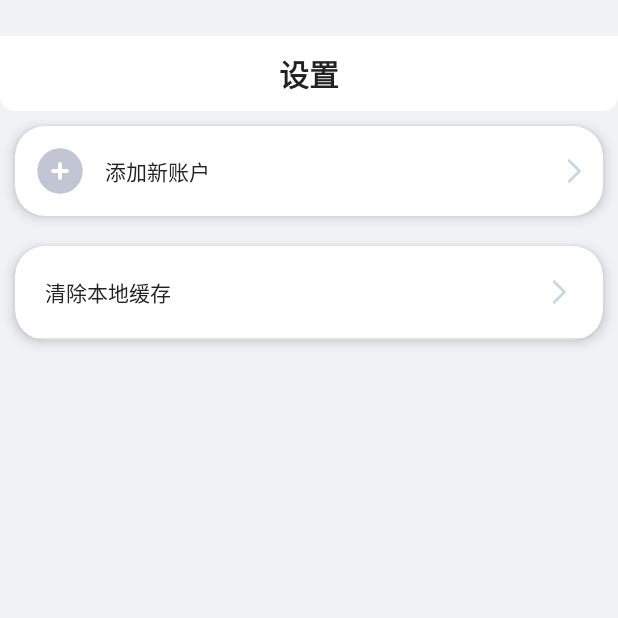
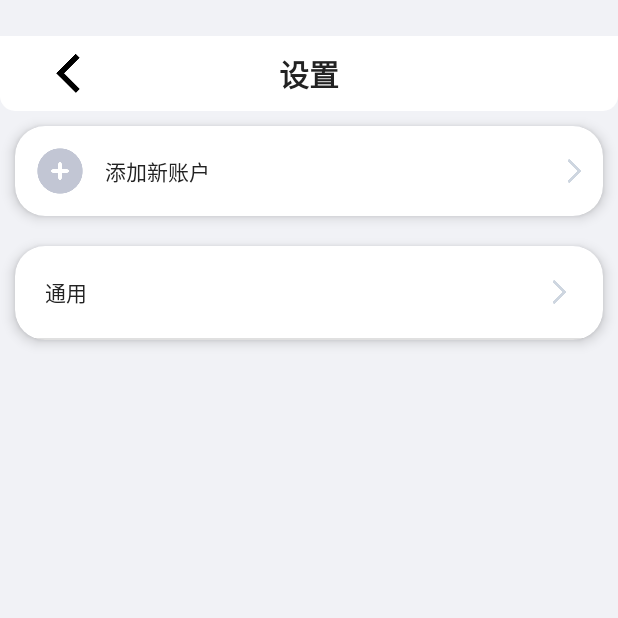
Before and after one commit to jerryxfl/JerryEmail, an Android app: the ManagerAccountActivity screen opened directly, with no data from a screen before it, on a phone screen of 412 x 824 dp, the top half of it. Run offline under Robolectric (Android 15) with nearby library versions, the phone set to English and light mode, and no system bars; our stand-ins replace EventBus, Room's generated code, data binding; libraries missing offline, so code that uses them is left out: com.tencent.mmkv; pictures from the network do not load; 1 statement that could not run was skipped.

Commit message:
添加通用设置

```diff
--- a/app/src/main/AndroidManifest.xml
+++ b/app/src/main/AndroidManifest.xml
@@ -4,7 +4,8 @@
     package="com.edu.cdp">
 
     <uses-permission android:name="android.permission.READ_EXTERNAL_STORAGE" />
-    <uses-permission android:name="android.permission.WRITE_EXTERNAL_STORAGE"
+    <uses-permission
+        android:name="android.permission.WRITE_EXTERNAL_STORAGE"
         tools:ignore="ScopedStorage" />
     <uses-permission android:name="android.permission.ACCESS_NETWORK_STATE" />
     <uses-permission android:name="android.permission.INTERNET" />
@@ -21,7 +22,8 @@
         android:supportsRtl="true"
         android:theme="@style/AppTheme"
         tools:ignore="AllowBackup">
-        <activity android:name=".ui.activity.EmailActivity"></activity>
+        <activity android:name=".ui.activity.GeneralSettingsActivity"></activity>
+        <activity android:name=".ui.activity.EmailActivity" />
         <activity android:name=".ui.activity.EmailListActivity" />
         <activity android:name=".ui.activity.EmailManagerActivity" />
         <activity android:name=".ui.activity.LoginActivity" />
--- a/app/src/main/java/com/edu/cdp/ui/activity/ManagerAccountActivity.java
+++ b/app/src/main/java/com/edu/cdp/ui/activity/ManagerAccountActivity.java
@@ -47,13 +47,8 @@ public class ManagerAccountActivity extends BaseActivity<ActivityManagerAccountB
     @Override
     protected void setData(ActivityManagerAccountBinding binding) {
         settings = new ArrayList<>();
-        settings.add(new Setting("清除本地缓存", new Setting.Click() {
-            @Override
-            public void click() {
-                userDao.deleteAllUsers();
-                ModelManager.getManager().refreshAccountModel();
-                Toast.makeText(ManagerAccountActivity.this,"清除成功",Toast.LENGTH_SHORT).show();
-            }
+        settings.add(new Setting("通用", () -> {
+            startActivity(new Intent(ManagerAccountActivity.this,GeneralSettingsActivity.class));
         }));
     }
 
@@ -174,6 +169,8 @@ public class ManagerAccountActivity extends BaseActivity<ActivityManagerAccountB
     }
     @Override
     protected void setListeners(ActivityManagerAccountBinding binding) {
-
+        binding.back.setOnClickListener(v->{
+            finish();
+        });
     }
 }
--- a/app/src/main/res/layout/activity_home.xml
+++ b/app/src/main/res/layout/activity_home.xml
@@ -145,11 +145,6 @@
                             android:overScrollMode="never"/>
                     </LinearLayout>
                 </androidx.cardview.widget.CardView>
-                <com.edu.cdp.custom.SwitchButton
-                    android:id="@+id/switched"
-                    android:layout_width="100dp"
-                    android:layout_height="wrap_content"/>
-
             </LinearLayout>
         </androidx.core.widget.NestedScrollView>
     </RelativeLayout>
--- a/app/src/main/res/layout/activity_manager_account.xml
+++ b/app/src/main/res/layout/activity_manager_account.xml
@@ -17,13 +17,23 @@
             android:id="@+id/topbar"
             android:padding="10dp"
             android:layout_width="match_parent"
-            android:layout_height="wrap_content"
+            android:layout_height="50dp"
             android:background="@drawable/topbar_shape">
+            <ImageButton
+                android:layout_centerVertical="true"
+                android:id="@+id/back"
+                android:background="?android:attr/selectableItemBackgroundBorderless"
+                android:src="@drawable/back_ios"
+                android:scaleType="centerCrop"
+                android:layout_width="30dp"
+                android:layout_height="30dp"
+                android:layout_alignParentBottom="true"
+                android:layout_marginLeft="20dp"/>
             <TextView
                 android:layout_width="wrap_content"
                 android:layout_height="wrap_content"
                 android:text="设置"
-                android:layout_centerHorizontal="true"
+                android:layout_centerInParent="true"
                 android:textSize="20sp"
                 android:textColor="#222222"
                 android:textStyle="bold"/>
```
Also changed, not shown: app/src/main/java/com/edu/cdp/custom/SwitchButton.java (+20 -12 lines), app/src/main/java/com/edu/cdp/ui/activity/GeneralSettingsActivity.java (added, +40 -0 lines), app/src/main/java/com/edu/cdp/ui/activity/HomeActivity.java (+0 -26 lines), app/src/main/res/layout/activity_general_settings.xml (added, +55 -0 lines), app/src/main/res/values/attrs.xml (+7 -0 lines).
